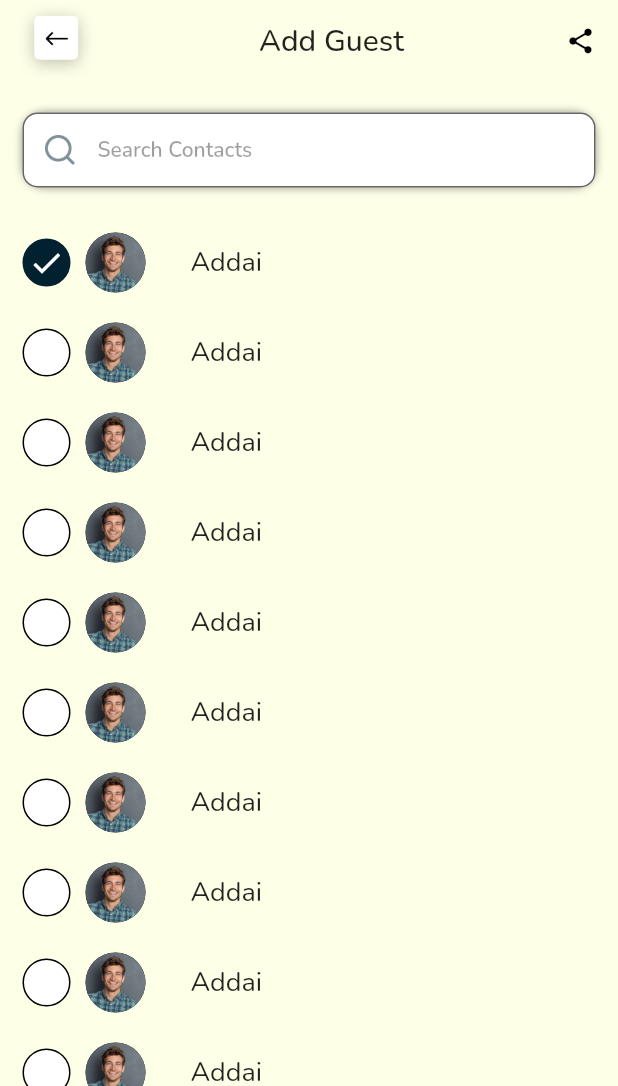
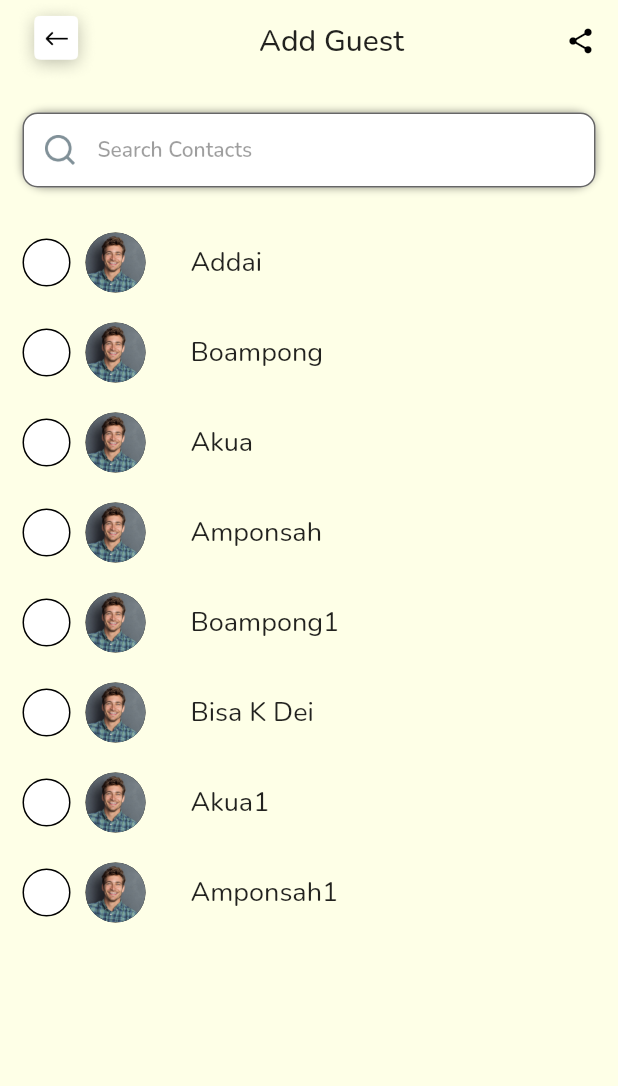
Before and after one commit to hunani/plannr_application, a Flutter app: the AddGuestScreen screen opened by its route, on a phone screen of 412 x 824 dp, the part 150-1236 px from its top. Run offline on Flutter 3.47's test engine with Material 2 defaults, Android fonts, the phone set to English and light mode, and no system bars; our stand-ins replace carousel_slider, dio, dropdown_button2, fluttertoast, freezed_annotation, get and 2 more.

Commit message:
push 11/5

```diff
--- a/lib/const/app_icon.dart
+++ b/lib/const/app_icon.dart
@@ -11,6 +11,7 @@ class AppAssets {
   static const String doneImage = "assets/image/done.png";
   static const String appNameImage = "assets/image/logo.png";
   static const String orImage = "assets/image/or.png";
+  static const String home1 = "assets/image/home_b.png";
 
   /// Dashboad Screen
   static const String homeImage = "assets/icon/home.png";
@@ -51,7 +52,7 @@ class AppAssets {
 
   /// Preview Screen
   static const String peparImage = "assets/icon/pepar.png";
-  static const String calanderImage = "assets/icon/calander.png";
+  static const String calanderImage = "assets/icon/clendar3.png";
   static const String capImage = "assets/icon/cap.png";
   static const String moreImage = "assets/icon/more.png";
   static const String circalImage = "assets/icon/circal.png";
--- a/lib/main.dart
+++ b/lib/main.dart
@@ -1,7 +1,9 @@
 import 'package:flutter/material.dart';
 import 'package:get/get.dart';
 import 'package:get/get_navigation/src/root/get_material_app.dart';
+import 'package:plannr_app/main_screen.dart';
 import 'package:plannr_app/route/route_generator.dart';
+import 'package:plannr_app/ui/screen/dashboad/dashboad_screen.dart';
 import 'package:plannr_app/ui/screen/splash/splash_screen.dart';
 import 'const/app_bindings.dart';
 
@@ -19,7 +21,7 @@ class MyApp extends StatelessWidget {
         fontFamily: "Nunito",
       ),
       initialBinding: AppBindings(),
-      initialRoute: SplashScreen.routeName,
+      initialRoute: MainScreen.routeName,
       debugShowCheckedModeBanner: false,
       getPages: routes,
     );
--- a/lib/route/route_generator.dart
+++ b/lib/route/route_generator.dart
@@ -1,4 +1,5 @@
 import 'package:get/get.dart';
+import 'package:plannr_app/main_screen.dart';
 import 'package:plannr_app/ui/screen/categories/categories_screen.dart';
 import 'package:plannr_app/ui/screen/events/events_screen.dart';
 import 'package:plannr_app/ui/screen/forget/forgot_verification.dart';
@@ -35,6 +36,7 @@ import '../ui/screen/sign_up/signup_screen.dart';
 import '../ui/screen/splash/splash_screen.dart';
 
 final List<GetPage<dynamic>> routes = [
+  GetPage(name: MainScreen.routeName, page: () => const MainScreen()),
   GetPage(name: SplashScreen.routeName, page: () => const SplashScreen()),
   GetPage(name: SignUpScreen.routeName, page: () => const SignUpScreen()),
   GetPage(name: LoginScreen.routeName, page: () => const LoginScreen()),
--- a/lib/ui/screen/categories/add_guest_screen.dart
+++ b/lib/ui/screen/categories/add_guest_screen.dart
@@ -14,6 +14,17 @@ class AddGuestScreen extends StatefulWidget {
 
 class _AddGuestScreenState extends State<AddGuestScreen> {
   int select = 0;
+  List<String> list2 = [];
+  List<String> list = [
+    "Addai",
+    "Boampong",
+    "Akua",
+    "Amponsah",
+    "Boampong1",
+    "Bisa K Dei",
+    "Akua1",
+    "Amponsah1",
+  ];
   @override
   Widget build(BuildContext context) {
     return Scaffold(
@@ -118,14 +129,18 @@ class _AddGuestScreenState extends State<AddGuestScreen> {
                     ),
                     SizedBox(height: 30),
                     ...List.generate(
-                      10,
+                      list.length,
                       (index) => Padding(
                         padding: const EdgeInsets.only(bottom: 20),
                         child: Row(
                           children: [
                             GestureDetector(
                               onTap: () {
-                                select = index;
+                                if (list2.contains(list[index])) {
+                                  list2.remove(list[index]);
+                                } else {
+                                  list2.add(list[index]);
+                                }
                                 setState(() {});
                               },
                               child: Container(
@@ -133,15 +148,15 @@ class _AddGuestScreenState extends State<AddGuestScreen> {
                                 width: 32,
                                 decoration: BoxDecoration(
                                   shape: BoxShape.circle,
-                                  color: select == index
+                                  color: list2.contains(list[index])
                                       ? AppColor.kIndigo
                                       : Colors.white,
                                   border: Border.all(
-                                      color: select == index
+                                      color: list2.contains(list[index])
                                           ? AppColor.kIndigo
                                           : Colors.black),
                                 ),
-                                child: select == index
+                                child: list2.contains(list[index])
                                     ? Center(
                                         child: Icon(Icons.done,
                                             color: Colors.white))
@@ -165,7 +180,7 @@ class _AddGuestScreenState extends State<AddGuestScreen> {
                             ),
                             SizedBox(width: 30),
                             Text(
-                              "Addai",
+                              list[index],
                               style: TextStyle(
                                   fontWeight: FontWeight.w400, fontSize: 18),
                             ),
--- a/lib/ui/screen/categories/categories_screen.dart
+++ b/lib/ui/screen/categories/categories_screen.dart
@@ -122,7 +122,7 @@ class CategoriesScreen extends StatelessWidget {
                                 ),
                               ),
                             ),
-                            Divider(thickness: 1.5),
+                            Divider(thickness: 1, color: Colors.black38),
                           ],
                         )),
                 SizedBox(height: 35),
--- a/lib/ui/screen/categories/create_invitation_screen.dart
+++ b/lib/ui/screen/categories/create_invitation_screen.dart
@@ -145,9 +145,11 @@ class _CreateInvitationScreenState extends State<CreateInvitationScreen> {
                       child: Container(
                         height: 400,
                         width: double.infinity,
-                        color: Colors.transparent,
+                        decoration: BoxDecoration(
+                            color: Colors.transparent,
+                            borderRadius: BorderRadius.circular(10)),
                         child: ClipRRect(
-                            borderRadius: BorderRadius.circular(15),
+                            borderRadius: BorderRadius.circular(10),
                             child: Image.asset(AppAssets.happy4,
                                 fit: BoxFit.cover)),
                       ),
--- a/lib/ui/screen/events/preview_screen.dart
+++ b/lib/ui/screen/events/preview_screen.dart
@@ -97,7 +97,7 @@ class _PreviewScreenState extends State<PreviewScreen> {
                       children: [
                         Container(
                           width: 160,
-                          height: 150,
+                          height: 160,
                           decoration: BoxDecoration(
                               color: Colors.white,
                               borderRadius: BorderRadius.circular(10),
@@ -154,7 +154,7 @@ class _PreviewScreenState extends State<PreviewScreen> {
                         ),
                         SizedBox(width: 15),
                         Container(
-                          height: 150,
+                          height: 160,
                           width: 160,
                           decoration: BoxDecoration(
                               color: Colors.white,
--- a/lib/ui/screen/home/home_screen.dart
+++ b/lib/ui/screen/home/home_screen.dart
@@ -80,6 +80,8 @@ class HomeScreen extends StatelessWidget {
                     ),
                   ),
                   SizedBox(height: 20),
+                  Image.asset(AppAssets.homeImage4),
+                  SizedBox(height: 25),
                   CarouselWithIndicator(),
                   SizedBox(height: 20),
                   Row(
@@ -223,8 +225,6 @@ class HomeScreen extends StatelessWidget {
                       ),
                     ),
                   ),
-                  SizedBox(height: 35),
-                  Image.asset(AppAssets.homeImage4),
                   SizedBox(height: 25),
                   Row(
                     children: [
```
Also changed, not shown: lib/main_screen.dart (added, +35 -0 lines), lib/ui/screen/events/events_screen.dart (+83 -3 lines), lib/ui/screen/home/wigdet/carousel_withindicator.dart (+6 -4 lines), assets/icon/clendar3.png (added), assets/image/events3.png (added), assets/image/home_b.png (added).
